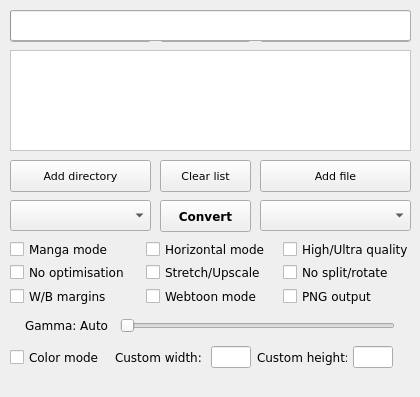
Qt form gui/KCC-Linux.ui (ciromattia/kcc) before a commit.
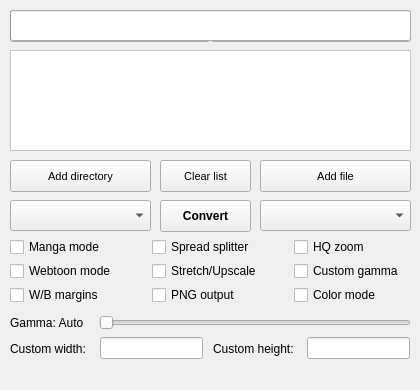
The same form after that commit. Icons and pictures are not drawn.

```diff
--- a/gui/KCC-Linux.ui
+++ b/gui/KCC-Linux.ui
@@ -7,19 +7,19 @@
     <x>0</x>
     <y>0</y>
     <width>420</width>
-    <height>397</height>
+    <height>390</height>
    </rect>
   </property>
   <property name="minimumSize">
    <size>
     <width>420</width>
-    <height>397</height>
+    <height>390</height>
    </size>
   </property>
   <property name="maximumSize">
    <size>
     <width>420</width>
-    <height>397</height>
+    <height>390</height>
    </size>
   </property>
   <property name="font">
@@ -38,144 +38,6 @@
    <locale language="C" country="AnyCountry"/>
   </property>
   <widget class="QWidget" name="Form">
-   <widget class="QFrame" name="OptionsAdvanced">
-    <property name="enabled">
-     <bool>true</bool>
-    </property>
-    <property name="geometry">
-     <rect>
-      <x>1</x>
-      <y>254</y>
-      <width>421</width>
-      <height>61</height>
-     </rect>
-    </property>
-    <property name="font">
-     <font>
-      <family>DejaVu Sans</family>
-      <pointsize>9</pointsize>
-     </font>
-    </property>
-    <layout class="QGridLayout" name="gridLayout">
-     <property name="leftMargin">
-      <number>9</number>
-     </property>
-     <item row="1" column="0">
-      <widget class="QCheckBox" name="ProcessingBox">
-       <property name="font">
-        <font>
-         <family>DejaVu Sans</family>
-        </font>
-       </property>
-       <property name="focusPolicy">
-        <enum>Qt::NoFocus</enum>
-       </property>
-       <property name="toolTip">
-        <string>&lt;html&gt;&lt;head/&gt;&lt;body&gt;&lt;p style='white-space:pre'&gt;Disable image optimizations.&lt;br/&gt;&lt;span style=&quot; font-weight:600;&quot;&gt;Input images must be already resized.&lt;/span&gt;&lt;/p&gt;&lt;/body&gt;&lt;/html&gt;</string>
-       </property>
-       <property name="text">
-        <string>No optimisation</string>
-       </property>
-      </widget>
-     </item>
-     <item row="1" column="1">
-      <widget class="QCheckBox" name="UpscaleBox">
-       <property name="font">
-        <font>
-         <family>DejaVu Sans</family>
-        </font>
-       </property>
-       <property name="focusPolicy">
-        <enum>Qt::NoFocus</enum>
-       </property>
-       <property name="toolTip">
-        <string>&lt;html&gt;&lt;head/&gt;&lt;body&gt;&lt;p&gt;&lt;span style=&quot; font-weight:600; text-decoration: underline;&quot;&gt;Unchecked - Nothing&lt;br/&gt;&lt;/span&gt;Images smaller than device resolution will not be resized.&lt;/p&gt;&lt;p&gt;&lt;span style=&quot; font-weight:600; text-decoration: underline;&quot;&gt;Indeterminate - Stretching&lt;br/&gt;&lt;/span&gt;Images smaller than device resolution will be resized. Aspect ratio will be not preserved.&lt;/p&gt;&lt;p&gt;&lt;span style=&quot; font-weight:600; text-decoration: underline;&quot;&gt;Checked - Upscaling&lt;br/&gt;&lt;/span&gt;Images smaller than device resolution will be resized. Aspect ratio will be preserved.&lt;/p&gt;&lt;/body&gt;&lt;/html&gt;</string>
-       </property>
-       <property name="text">
-        <string>Stretch/Upscale</string>
-       </property>
-       <property name="tristate">
-        <bool>true</bool>
-       </property>
-      </widget>
-     </item>
-     <item row="3" column="1">
-      <widget class="QCheckBox" name="WebtoonBox">
-       <property name="font">
-        <font>
-         <family>DejaVu Sans</family>
-        </font>
-       </property>
-       <property name="focusPolicy">
-        <enum>Qt::NoFocus</enum>
-       </property>
-       <property name="toolTip">
-        <string>&lt;html&gt;&lt;head/&gt;&lt;body&gt;&lt;p style='white-space:pre'&gt;Enable special parsing mode for WebToons.&lt;/p&gt;&lt;/body&gt;&lt;/html&gt;</string>
-       </property>
-       <property name="text">
-        <string>Webtoon mode</string>
-       </property>
-      </widget>
-     </item>
-     <item row="3" column="2">
-      <widget class="QCheckBox" name="NoDitheringBox">
-       <property name="font">
-        <font>
-         <family>DejaVu Sans</family>
-        </font>
-       </property>
-       <property name="focusPolicy">
-        <enum>Qt::NoFocus</enum>
-       </property>
-       <property name="toolTip">
-        <string>&lt;html&gt;&lt;head/&gt;&lt;body&gt;&lt;p style='white-space:pre'&gt;Create PNG files instead JPEG.&lt;br/&gt;Quality increase is not noticeable on most of devices.&lt;br/&gt;Output files &lt;span style=&quot; font-weight:600;&quot;&gt;might&lt;/span&gt; be smaller.&lt;br/&gt;&lt;span style=&quot; font-weight:600;&quot;&gt;MOBI conversion will be much slower.&lt;/span&gt;&lt;/p&gt;&lt;/body&gt;&lt;/html&gt;</string>
-       </property>
-       <property name="text">
-        <string>PNG output</string>
-       </property>
-      </widget>
-     </item>
-     <item row="3" column="0">
-      <widget class="QCheckBox" name="BorderBox">
-       <property name="font">
-        <font>
-         <family>DejaVu Sans</family>
-        </font>
-       </property>
-       <property name="focusPolicy">
-        <enum>Qt::NoFocus</enum>
-       </property>
-       <property name="toolTip">
-        <string>&lt;html&gt;&lt;head/&gt;&lt;body&gt;&lt;p&gt;&lt;span style=&quot; font-weight:600; text-decoration: underline;&quot;&gt;Unchecked - Autodetection&lt;br/&gt;&lt;/span&gt;Color of margins fill will be detected automatically.&lt;/p&gt;&lt;p&gt;&lt;span style=&quot; font-weight:600; text-decoration: underline;&quot;&gt;Indeterminate - White&lt;br/&gt;&lt;/span&gt;Margins will be filled with white color.&lt;/p&gt;&lt;p&gt;&lt;span style=&quot; font-weight:600; text-decoration: underline;&quot;&gt;Checked - Black&lt;br/&gt;&lt;/span&gt;Margins will be filled with black color.&lt;/p&gt;&lt;/body&gt;&lt;/html&gt;</string>
-       </property>
-       <property name="text">
-        <string>W/B margins</string>
-       </property>
-       <property name="tristate">
-        <bool>true</bool>
-       </property>
-      </widget>
-     </item>
-     <item row="1" column="2">
-      <widget class="QCheckBox" name="NoRotateBox">
-       <property name="font">
-        <font>
-         <family>DejaVu Sans</family>
-        </font>
-       </property>
-       <property name="focusPolicy">
-        <enum>Qt::NoFocus</enum>
-       </property>
-       <property name="toolTip">
-        <string>&lt;html&gt;&lt;head/&gt;&lt;body&gt;&lt;p style='white-space:pre'&gt;Disable page splitting and rotation.&lt;/p&gt;&lt;/body&gt;&lt;/html&gt;</string>
-       </property>
-       <property name="text">
-        <string>No split/rotate</string>
-       </property>
-      </widget>
-     </item>
-    </layout>
-   </widget>
    <widget class="QComboBox" name="DeviceBox">
     <property name="geometry">
      <rect>
@@ -231,7 +93,6 @@
     </property>
     <property name="font">
      <font>
-      <family>DejaVu Sans</family>
       <pointsize>9</pointsize>
       <weight>75</weight>
       <bold>true</bold>
@@ -262,7 +123,6 @@
     </property>
     <property name="font">
      <font>
-      <family>DejaVu Sans</family>
       <pointsize>8</pointsize>
      </font>
     </property>
@@ -291,7 +151,6 @@
     </property>
     <property name="font">
      <font>
-      <family>DejaVu Sans</family>
       <pointsize>8</pointsize>
      </font>
     </property>
@@ -320,7 +179,6 @@
     </property>
     <property name="font">
      <font>
-      <family>DejaVu Sans</family>
       <pointsize>8</pointsize>
      </font>
     </property>
@@ -338,32 +196,38 @@
    <widget class="QFrame" name="OptionsBasic">
     <property name="geometry">
      <rect>
-      <x>1</x>
-      <y>230</y>
-      <width>421</width>
-      <height>41</height>
+      <x>10</x>
+      <y>237</y>
+      <width>401</width>
+      <height>70</height>
      </rect>
     </property>
     <property name="font">
      <font>
-      <family>DejaVu Sans</family>
       <pointsize>9</pointsize>
      </font>
     </property>
+    <layout class="QGridLayout" name="gridLayout" columnstretch="0,0,0">
+     <property name="leftMargin">
+      <number>0</number>
+     </property>
+     <property name="topMargin">
+      <number>0</number>
+     </property>
+     <property name="rightMargin">
+      <number>0</number>
+     </property>
+     <property name="bottomMargin">
+      <number>0</number>
+     </property>
+     <property name="horizontalSpacing">
+      <number>25</number>
+     </property>
+     <property name="verticalSpacing">
+      <number>4</number>
+     </property>
+     <item row="2" column="0">
     <widget class="QCheckBox" name="MangaBox">
-     <property name="geometry">
-      <rect>
-       <x>9</x>
-       <y>10</y>
-       <width>130</width>
-       <height>18</height>
-      </rect>
-     </property>
-     <property name="font">
-      <font>
-       <family>DejaVu Sans</family>
-      </font>
-     </property>
      <property name="focusPolicy">
       <enum>Qt::NoFocus</enum>
      </property>
@@ -374,47 +238,25 @@
       <string>Manga mode</string>
      </property>
     </widget>
-    <widget class="QCheckBox" name="QualityBox">
-     <property name="geometry">
-      <rect>
-       <x>282</x>
-       <y>10</y>
-       <width>135</width>
-       <height>18</height>
-      </rect>
-     </property>
-     <property name="font">
-      <font>
-       <family>DejaVu Sans</family>
-      </font>
-     </property>
-     <property name="focusPolicy">
-      <enum>Qt::NoFocus</enum>
-     </property>
-     <property name="toolTip">
-      <string>&lt;html&gt;&lt;head/&gt;&lt;body&gt;&lt;p style='white-space:pre'&gt;Quality of Panel View/zoom. Highly impact size of output file.&lt;br/&gt;&lt;span style=&quot; font-weight:600;&quot;&gt;This option control only quality of magnification!&lt;/span&gt;&lt;/p&gt;&lt;/body&gt;&lt;/html&gt;</string>
-     </property>
-     <property name="text">
-      <string>High/Ultra quality</string>
-     </property>
-     <property name="tristate">
-      <bool>true</bool>
-     </property>
-    </widget>
+     </item>
+     <item row="2" column="1">
     <widget class="QCheckBox" name="RotateBox">
-     <property name="geometry">
-      <rect>
-       <x>145</x>
-       <y>10</y>
-       <width>130</width>
-       <height>18</height>
-      </rect>
-     </property>
-     <property name="font">
-      <font>
-       <family>DejaVu Sans</family>
-      </font>
-     </property>
+       <property name="focusPolicy">
+        <enum>Qt::NoFocus</enum>
+       </property>
+       <property name="toolTip">
+        <string>&lt;html&gt;&lt;head/&gt;&lt;body&gt;&lt;p&gt;&lt;span style=&quot; font-weight:600; text-decoration: underline;&quot;&gt;Unchecked - Split&lt;br/&gt;&lt;/span&gt;Double page spreads will be cut into two separate pages.&lt;/p&gt;&lt;p&gt;&lt;span style=&quot; font-weight:600; text-decoration: underline;&quot;&gt;Indeterminate - Rotate and split&lt;br/&gt;&lt;/span&gt;Double page spreads will be displayed twice. First rotated and then split. &lt;/p&gt;&lt;p&gt;&lt;span style=&quot; font-weight:600; text-decoration: underline;&quot;&gt;Checked - Rotate&lt;br/&gt;&lt;/span&gt;Double page spreads will be rotated.&lt;/p&gt;&lt;/body&gt;&lt;/html&gt;</string>
+       </property>
+       <property name="text">
+        <string>Spread splitter</string>
+       </property>
+       <property name="tristate">
+        <bool>true</bool>
+       </property>
+      </widget>
+     </item>
+     <item row="2" column="2">
+      <widget class="QCheckBox" name="QualityBox">
      <property name="focusPolicy">
       <enum>Qt::NoFocus</enum>
      </property>
@@ -422,12 +264,95 @@
       <string>&lt;html&gt;&lt;head/&gt;&lt;body&gt;&lt;p style='white-space:pre'&gt;Disable splitting of two-page spreads.&lt;br/&gt;They will be rotated instead.&lt;/p&gt;&lt;/body&gt;&lt;/html&gt;</string>
      </property>
      <property name="text">
-      <string>Horizontal mode</string>
-     </property>
-    </widget>
-    <zorder>RotateBox</zorder>
-    <zorder>MangaBox</zorder>
-    <zorder>QualityBox</zorder>
+        <string>HQ zoom</string>
+       </property>
+      </widget>
+     </item>
+     <item row="4" column="2">
+      <widget class="QCheckBox" name="GammaBox">
+       <property name="focusPolicy">
+        <enum>Qt::NoFocus</enum>
+       </property>
+       <property name="toolTip">
+        <string>&lt;html&gt;&lt;head/&gt;&lt;body&gt;&lt;p style='white-space:pre'&gt;Disable automatic gamma correction.&lt;/p&gt;&lt;/body&gt;&lt;/html&gt;</string>
+       </property>
+       <property name="text">
+        <string>Custom gamma</string>
+       </property>
+      </widget>
+     </item>
+     <item row="5" column="1">
+      <widget class="QCheckBox" name="NoDitheringBox">
+       <property name="focusPolicy">
+        <enum>Qt::NoFocus</enum>
+       </property>
+       <property name="toolTip">
+        <string>&lt;html&gt;&lt;head/&gt;&lt;body&gt;&lt;p style='white-space:pre'&gt;Create PNG files instead JPEG.&lt;br/&gt;Quality increase is not noticeable on most of devices.&lt;br/&gt;Output files &lt;span style=&quot; font-weight:600;&quot;&gt;might&lt;/span&gt; be smaller.&lt;br/&gt;&lt;span style=&quot; font-weight:600;&quot;&gt;MOBI conversion will be much slower.&lt;/span&gt;&lt;/p&gt;&lt;/body&gt;&lt;/html&gt;</string>
+       </property>
+       <property name="text">
+        <string>PNG output</string>
+       </property>
+      </widget>
+     </item>
+     <item row="5" column="2">
+      <widget class="QCheckBox" name="ColorBox">
+       <property name="focusPolicy">
+        <enum>Qt::NoFocus</enum>
+       </property>
+       <property name="toolTip">
+        <string>&lt;html&gt;&lt;head/&gt;&lt;body&gt;&lt;p style='white-space:pre'&gt;Disable conversion to grayscale.&lt;/p&gt;&lt;/body&gt;&lt;/html&gt;</string>
+       </property>
+       <property name="text">
+        <string>Color mode</string>
+       </property>
+      </widget>
+     </item>
+     <item row="4" column="1">
+      <widget class="QCheckBox" name="UpscaleBox">
+       <property name="focusPolicy">
+        <enum>Qt::NoFocus</enum>
+       </property>
+       <property name="toolTip">
+        <string>&lt;html&gt;&lt;head/&gt;&lt;body&gt;&lt;p&gt;&lt;span style=&quot; font-weight:600; text-decoration: underline;&quot;&gt;Unchecked - Nothing&lt;br/&gt;&lt;/span&gt;Images smaller than device resolution will not be resized.&lt;/p&gt;&lt;p&gt;&lt;span style=&quot; font-weight:600; text-decoration: underline;&quot;&gt;Indeterminate - Stretching&lt;br/&gt;&lt;/span&gt;Images smaller than device resolution will be resized. Aspect ratio will be not preserved.&lt;/p&gt;&lt;p&gt;&lt;span style=&quot; font-weight:600; text-decoration: underline;&quot;&gt;Checked - Upscaling&lt;br/&gt;&lt;/span&gt;Images smaller than device resolution will be resized. Aspect ratio will be preserved.&lt;/p&gt;&lt;/body&gt;&lt;/html&gt;</string>
+       </property>
+       <property name="text">
+        <string>Stretch/Upscale</string>
+       </property>
+       <property name="tristate">
+        <bool>true</bool>
+       </property>
+      </widget>
+     </item>
+     <item row="4" column="0">
+      <widget class="QCheckBox" name="WebtoonBox">
+       <property name="focusPolicy">
+        <enum>Qt::NoFocus</enum>
+       </property>
+       <property name="toolTip">
+        <string>&lt;html&gt;&lt;head/&gt;&lt;body&gt;&lt;p style='white-space:pre'&gt;Enable special parsing mode for Korean Webtoons.&lt;/p&gt;&lt;/body&gt;&lt;/html&gt;</string>
+       </property>
+       <property name="text">
+        <string>Webtoon mode</string>
+       </property>
+      </widget>
+     </item>
+     <item row="5" column="0">
+      <widget class="QCheckBox" name="BorderBox">
+       <property name="focusPolicy">
+        <enum>Qt::NoFocus</enum>
+       </property>
+       <property name="toolTip">
+        <string>&lt;html&gt;&lt;head/&gt;&lt;body&gt;&lt;p&gt;&lt;span style=&quot; font-weight:600; text-decoration: underline;&quot;&gt;Unchecked - Autodetection&lt;br/&gt;&lt;/span&gt;Color of margins fill will be detected automatically.&lt;/p&gt;&lt;p&gt;&lt;span style=&quot; font-weight:600; text-decoration: underline;&quot;&gt;Indeterminate - White&lt;br/&gt;&lt;/span&gt;Margins will be filled with white color.&lt;/p&gt;&lt;p&gt;&lt;span style=&quot; font-weight:600; text-decoration: underline;&quot;&gt;Checked - Black&lt;br/&gt;&lt;/span&gt;Margins will be filled with black color.&lt;/p&gt;&lt;/body&gt;&lt;/html&gt;</string>
+       </property>
+       <property name="text">
+        <string>W/B margins</string>
+       </property>
+       <property name="tristate">
+        <bool>true</bool>
+       </property>
+      </widget>
+     </item>
+    </layout>
    </widget>
    <widget class="QListWidget" name="JobList">
     <property name="geometry">
@@ -464,51 +389,7 @@
      </size>
     </property>
    </widget>
-   <widget class="QPushButton" name="BasicModeButton">
-    <property name="geometry">
-     <rect>
-      <x>10</x>
-      <y>10</y>
-      <width>141</width>
-      <height>32</height>
-     </rect>
-    </property>
-    <property name="font">
-     <font>
-      <family>DejaVu Sans</family>
-      <pointsize>9</pointsize>
-     </font>
-    </property>
-    <property name="focusPolicy">
-     <enum>Qt::NoFocus</enum>
-    </property>
-    <property name="text">
-     <string>Basic</string>
-    </property>
-   </widget>
-   <widget class="QPushButton" name="AdvModeButton">
-    <property name="geometry">
-     <rect>
-      <x>260</x>
-      <y>10</y>
-      <width>151</width>
-      <height>32</height>
-     </rect>
-    </property>
-    <property name="font">
-     <font>
-      <family>DejaVu Sans</family>
-      <pointsize>9</pointsize>
-     </font>
-    </property>
-    <property name="focusPolicy">
-     <enum>Qt::NoFocus</enum>
-    </property>
-    <property name="text">
-     <string>Advanced</string>
-    </property>
-   </widget>
-   <widget class="QFrame" name="OptionsAdvancedGamma">
+   <widget class="QFrame" name="OptionsGamma">
     <property name="enabled">
      <bool>true</bool>
     </property>
@@ -517,47 +398,39 @@
       <x>10</x>
       <y>305</y>
       <width>401</width>
-      <height>41</height>
+      <height>35</height>
      </rect>
     </property>
     <property name="font">
      <font>
-      <family>DejaVu Sans</family>
       <pointsize>9</pointsize>
      </font>
     </property>
+    <layout class="QHBoxLayout" name="horizontalLayout">
+     <property name="spacing">
+      <number>15</number>
+     </property>
+     <property name="leftMargin">
+      <number>0</number>
+     </property>
+     <property name="topMargin">
+      <number>0</number>
+     </property>
+     <property name="rightMargin">
+      <number>0</number>
+     </property>
+     <property name="bottomMargin">
+      <number>0</number>
+     </property>
+     <item>
     <widget class="QLabel" name="GammaLabel">
-     <property name="geometry">
-      <rect>
-       <x>15</x>
-       <y>0</y>
-       <width>100</width>
-       <height>40</height>
-      </rect>
-     </property>
-     <property name="font">
-      <font>
-       <family>DejaVu Sans</family>
-      </font>
-     </property>
      <property name="text">
       <string>Gamma: Auto</string>
      </property>
     </widget>
+     </item>
+     <item>
     <widget class="QSlider" name="GammaSlider">
-     <property name="geometry">
-      <rect>
-       <x>110</x>
-       <y>10</y>
-       <width>275</width>
-       <height>22</height>
-      </rect>
-     </property>
-     <property name="font">
-      <font>
-       <family>DejaVu Sans</family>
-      </font>
-     </property>
      <property name="focusPolicy">
       <enum>Qt::ClickFocus</enum>
      </property>
@@ -571,6 +444,8 @@
       <enum>Qt::Horizontal</enum>
      </property>
     </widget>
+     </item>
+    </layout>
    </widget>
    <widget class="QProgressBar" name="ProgressBar">
     <property name="geometry">
@@ -602,64 +477,35 @@
    <widget class="QFrame" name="OptionsExpert">
     <property name="geometry">
      <rect>
-      <x>1</x>
-      <y>337</y>
-      <width>421</width>
-      <height>41</height>
+      <x>10</x>
+      <y>336</y>
+      <width>401</width>
+      <height>25</height>
      </rect>
     </property>
     <property name="font">
      <font>
-      <family>DejaVu Sans</family>
       <pointsize>9</pointsize>
      </font>
     </property>
-    <widget class="QCheckBox" name="ColorBox">
-     <property name="geometry">
-      <rect>
-       <x>9</x>
-       <y>11</y>
-       <width>130</width>
-       <height>18</height>
-      </rect>
+    <layout class="QHBoxLayout" name="horizontalLayout_2">
+     <property name="spacing">
+      <number>10</number>
      </property>
-     <property name="font">
-      <font>
-       <family>DejaVu Sans</family>
-      </font>
+     <property name="leftMargin">
+      <number>0</number>
      </property>
-     <property name="focusPolicy">
-      <enum>Qt::NoFocus</enum>
+     <property name="topMargin">
+      <number>0</number>
      </property>
-     <property name="toolTip">
-      <string>&lt;html&gt;&lt;head/&gt;&lt;body&gt;&lt;p style='white-space:pre'&gt;Don't convert images to grayscale.&lt;/p&gt;&lt;/body&gt;&lt;/html&gt;</string>
+     <property name="rightMargin">
+      <number>0</number>
      </property>
-     <property name="text">
-      <string>Color mode</string>
+     <property name="bottomMargin">
+      <number>0</number>
      </property>
-    </widget>
-    <widget class="QFrame" name="OptionsExpertInternal">
-     <property name="geometry">
-      <rect>
-       <x>105</x>
-       <y>0</y>
-       <width>295</width>
-       <height>40</height>
-      </rect>
-     </property>
-     <property name="font">
-      <font>
-       <family>DejaVu Sans</family>
-      </font>
-     </property>
-     <layout class="QGridLayout" name="gridLayout_2">
-      <item row="0" column="0">
+     <item>
        <widget class="QLabel" name="wLabel">
-        <property name="font">
-         <font>
-          <family>DejaVu Sans</family>
-         </font>
-        </property>
         <property name="toolTip">
          <string>&lt;html&gt;&lt;head/&gt;&lt;body&gt;&lt;p style='white-space:pre'&gt;Resolution of target device.&lt;/p&gt;&lt;/body&gt;&lt;/html&gt;</string>
         </property>
@@ -668,7 +514,7 @@
         </property>
        </widget>
       </item>
-      <item row="0" column="1">
+     <item>
        <widget class="QLineEdit" name="customWidth">
         <property name="sizePolicy">
          <sizepolicy hsizetype="Fixed" vsizetype="Fixed">
@@ -676,17 +522,6 @@
           <verstretch>0</verstretch>
          </sizepolicy>
         </property>
-        <property name="maximumSize">
-         <size>
-          <width>40</width>
-          <height>16777215</height>
-         </size>
-        </property>
-        <property name="font">
-         <font>
-          <family>DejaVu Sans</family>
-         </font>
-        </property>
         <property name="focusPolicy">
          <enum>Qt::ClickFocus</enum>
         </property>
@@ -704,13 +539,8 @@
         </property>
        </widget>
       </item>
-      <item row="0" column="2">
+     <item>
        <widget class="QLabel" name="hLabel">
-        <property name="font">
-         <font>
-          <family>DejaVu Sans</family>
-         </font>
-        </property>
         <property name="toolTip">
          <string>&lt;html&gt;&lt;head/&gt;&lt;body&gt;&lt;p style='white-space:pre'&gt;Resolution of target device.&lt;/p&gt;&lt;/body&gt;&lt;/html&gt;</string>
         </property>
@@ -719,7 +549,7 @@
         </property>
        </widget>
       </item>
-      <item row="0" column="3">
+     <item>
        <widget class="QLineEdit" name="customHeight">
         <property name="sizePolicy">
          <sizepolicy hsizetype="Fixed" vsizetype="Fixed">
@@ -727,17 +557,6 @@
           <verstretch>0</verstretch>
          </sizepolicy>
         </property>
-        <property name="maximumSize">
-         <size>
-          <width>40</width>
-          <height>16777215</height>
-         </size>
-        </property>
-        <property name="font">
-         <font>
-          <family>DejaVu Sans</family>
-         </font>
-        </property>
         <property name="focusPolicy">
          <enum>Qt::ClickFocus</enum>
         </property>
@@ -756,20 +575,18 @@
        </widget>
       </item>
      </layout>
-    </widget>
    </widget>
    <widget class="QPushButton" name="EditorButton">
     <property name="geometry">
      <rect>
-      <x>160</x>
+      <x>10</x>
       <y>10</y>
-      <width>91</width>
+      <width>200</width>
       <height>32</height>
      </rect>
     </property>
     <property name="font">
      <font>
-      <family>DejaVu Sans</family>
       <pointsize>9</pointsize>
      </font>
     </property>
@@ -784,7 +601,31 @@
       <normaloff>:/Other/icons/editor.png</normaloff>:/Other/icons/editor.png</iconset>
     </property>
    </widget>
-   <zorder>OptionsAdvanced</zorder>
+   <widget class="QPushButton" name="WikiButton">
+    <property name="geometry">
+     <rect>
+      <x>211</x>
+      <y>10</y>
+      <width>200</width>
+      <height>32</height>
+     </rect>
+    </property>
+    <property name="font">
+     <font>
+      <pointsize>9</pointsize>
+     </font>
+    </property>
+    <property name="focusPolicy">
+     <enum>Qt::NoFocus</enum>
+    </property>
+    <property name="text">
+     <string>Wiki</string>
+    </property>
+    <property name="icon">
+     <iconset resource="KCC.qrc">
+      <normaloff>:/Other/icons/wiki.png</normaloff>:/Other/icons/wiki.png</iconset>
+    </property>
+   </widget>
    <zorder>DeviceBox</zorder>
    <zorder>FormatBox</zorder>
    <zorder>ConvertButton</zorder>
@@ -803,7 +644,6 @@
   <widget class="QStatusBar" name="statusBar">
    <property name="font">
     <font>
-     <family>DejaVu Sans</family>
      <pointsize>8</pointsize>
     </font>
    </property>
```
Left out of the diff: 25 changed lines with no effect on the pictures. Lines whose indentation alone changed are shown as unchanged.
